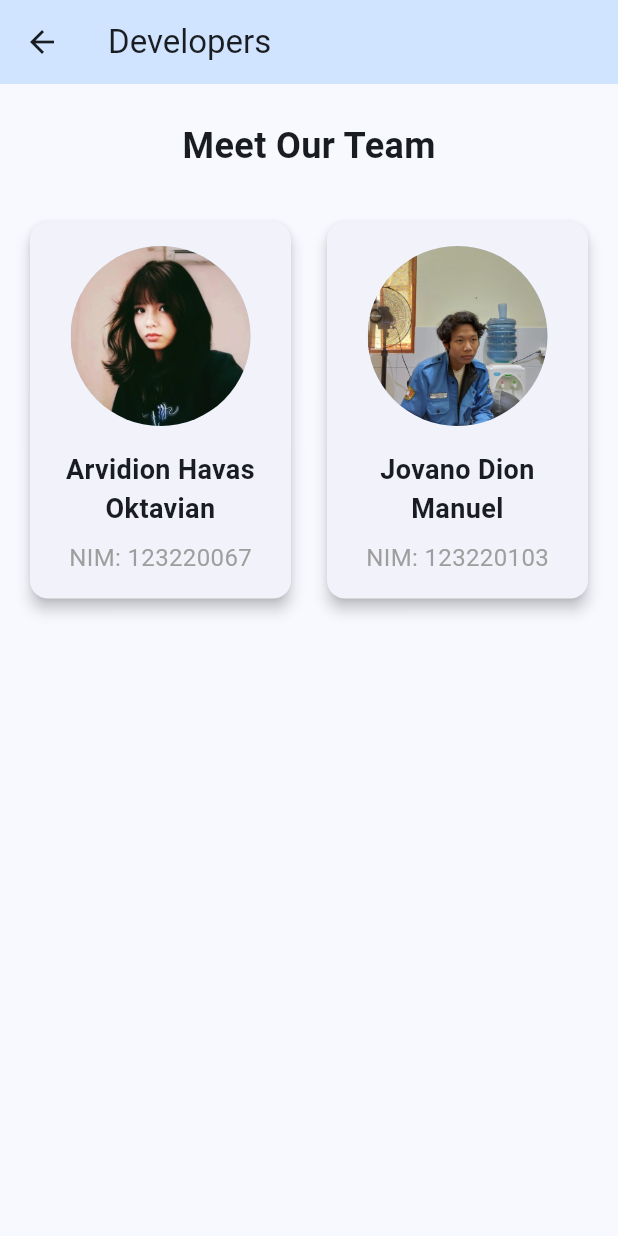
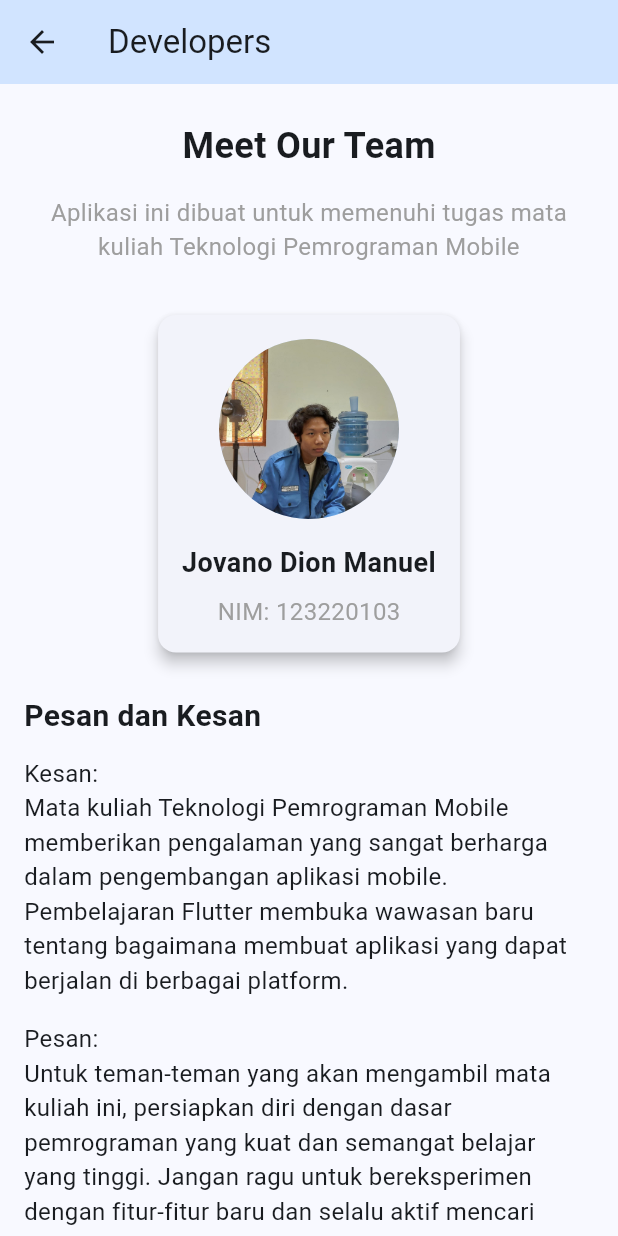
Before and after one commit to jovdion/ayo-app-m4, a Flutter app: the DevelopersScreen screen opened by its route, on a phone screen of 412 x 824 dp. Run offline on Flutter 3.47's test engine with Material 3 defaults, Android fonts, the phone set to English and light mode, and no system bars; our stand-ins replace flutter_compass, geocoding, geolocator, shared_preferences, timezone; accounts and stored records are empty.

Commit message:
hapus yon

```diff
--- a/lib/screens/developers_screen.dart
+++ b/lib/screens/developers_screen.dart
@@ -21,29 +21,54 @@ class DevelopersScreen extends StatelessWidget {
                 fontWeight: FontWeight.bold,
               ),
             ),
+            const SizedBox(height: 16),
+            const Padding(
+              padding: EdgeInsets.symmetric(horizontal: 16),
+              child: Text(
+                'Aplikasi ini dibuat untuk memenuhi tugas mata kuliah Teknologi Pemrograman Mobile',
+                style: TextStyle(
+                  fontSize: 16,
+                  color: Colors.grey,
+                ),
+                textAlign: TextAlign.center,
+              ),
+            ),
             const SizedBox(height: 30),
             Padding(
               padding: const EdgeInsets.symmetric(horizontal: 16),
-              child: Row(
+              child: _buildDeveloperCard(
+                'Jovano Dion Manuel',
+                '123220103',
+                'assets/dion.jpg',
+              ),
+            ),
+            const SizedBox(height: 24),
+            const Padding(
+              padding: EdgeInsets.symmetric(horizontal: 16),
+              child: Column(
+                crossAxisAlignment: CrossAxisAlignment.start,
                 children: [
-                  Expanded(
-                    child: _buildDeveloperCard(
-                      'Arvidion Havas Oktavian',
-                      '123220067',
-                      'assets/yon.jpeg',
+                  Text(
+                    'Pesan dan Kesan',
+                    style: TextStyle(
+                      fontSize: 20,
+                      fontWeight: FontWeight.bold,
                     ),
                   ),
-                  const SizedBox(width: 16),
-                  Expanded(
-                    child: _buildDeveloperCard(
-                      'Jovano Dion Manuel',
-                      '123220103',
-                      'assets/dion.jpg',
-                    ),
+                  SizedBox(height: 12),
+                  Text(
+                    'Kesan:\nMata kuliah Teknologi Pemrograman Mobile memberikan pengalaman yang sangat berharga dalam pengembangan aplikasi mobile. Pembelajaran Flutter membuka wawasan baru tentang bagaimana membuat aplikasi yang dapat berjalan di berbagai platform.',
+                    style: TextStyle(fontSize: 16),
+                  ),
+                  SizedBox(height: 16),
+                  Text(
+                    'Pesan:\nUntuk teman-teman yang akan mengambil mata kuliah ini, persiapkan diri dengan dasar pemrograman yang kuat dan semangat belajar yang tinggi. Jangan ragu untuk bereksperimen dengan fitur-fitur baru dan selalu aktif mencari solusi dari berbagai sumber.',
+                    style: TextStyle(fontSize: 16),
                   ),
                 ],
               ),
             ),
+            const SizedBox(height: 24),
           ],
         ),
       ),
```
